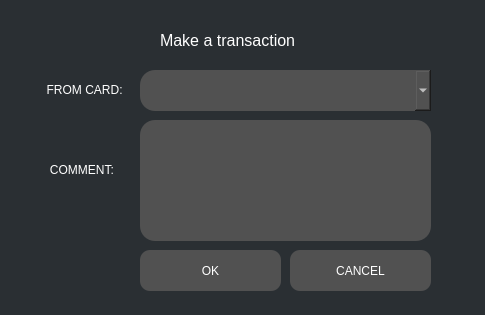
Old version of the form GUI/TransactionFrame.ui in the repository i800/BankClient.
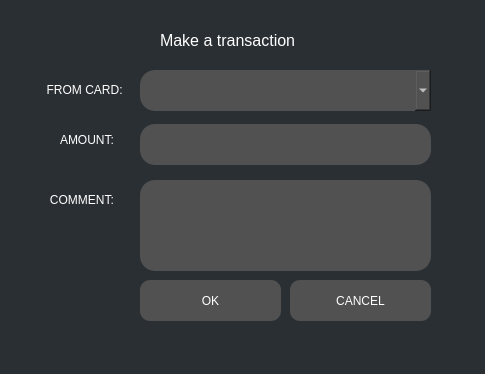
New version of the form.

The edit to the form file:
```diff
--- a/GUI/TransactionFrame.ui
+++ b/GUI/TransactionFrame.ui
@@ -7,7 +7,7 @@
     <x>0</x>
     <y>0</y>
     <width>485</width>
-    <height>315</height>
+    <height>374</height>
    </rect>
   </property>
   <property name="windowTitle">
@@ -49,7 +49,7 @@
    <property name="geometry">
     <rect>
      <x>140</x>
-     <y>250</y>
+     <y>280</y>
      <width>141</width>
      <height>41</height>
     </rect>
@@ -114,7 +114,7 @@
    <property name="geometry">
     <rect>
      <x>40</x>
-     <y>110</y>
+     <y>140</y>
      <width>81</width>
      <height>119</height>
     </rect>
@@ -127,9 +127,9 @@
    <property name="geometry">
     <rect>
      <x>140</x>
-     <y>120</y>
+     <y>180</y>
      <width>291</width>
-     <height>121</height>
+     <height>91</height>
     </rect>
    </property>
    <property name="styleSheet">
@@ -143,7 +143,7 @@
    <property name="geometry">
     <rect>
      <x>290</x>
-     <y>250</y>
+     <y>280</y>
      <width>141</width>
      <height>41</height>
     </rect>
@@ -168,6 +168,35 @@
     <string>CANCEL</string>
    </property>
   </widget>
+  <widget class="QTextEdit" name="amountLine">
+   <property name="geometry">
+    <rect>
+     <x>140</x>
+     <y>124</y>
+     <width>291</width>
+     <height>41</height>
+    </rect>
+   </property>
+   <property name="styleSheet">
+    <string notr="true">QTextEdit {
+    background-color: rgb(81, 81, 81);
+    color: white;
+}</string>
+   </property>
+  </widget>
+  <widget class="QLabel" name="label_4">
+   <property name="geometry">
+    <rect>
+     <x>60</x>
+     <y>120</y>
+     <width>71</width>
+     <height>39</height>
+    </rect>
+   </property>
+   <property name="text">
+    <string>AMOUNT:</string>
+   </property>
+  </widget>
  </widget>
  <resources/>
  <connections>
```
Left out of the diff: 2 changed lines with no effect on the pictures.
